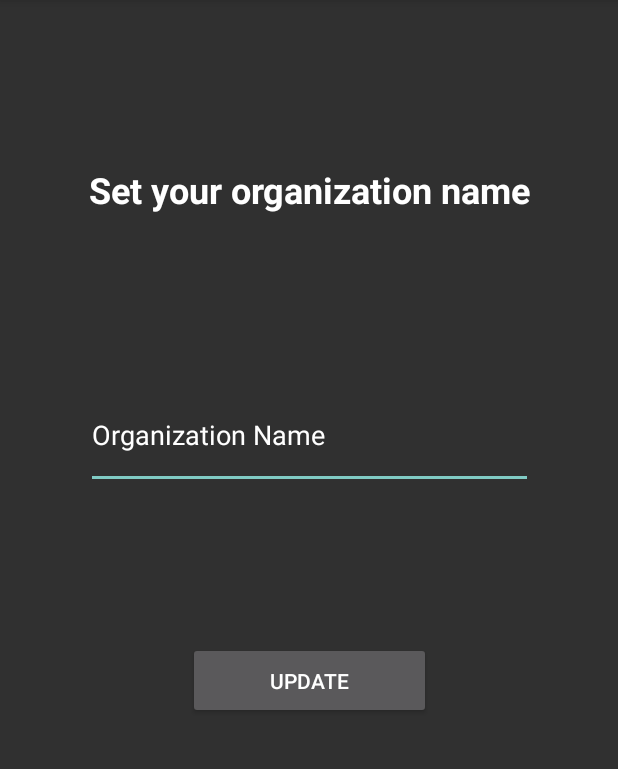
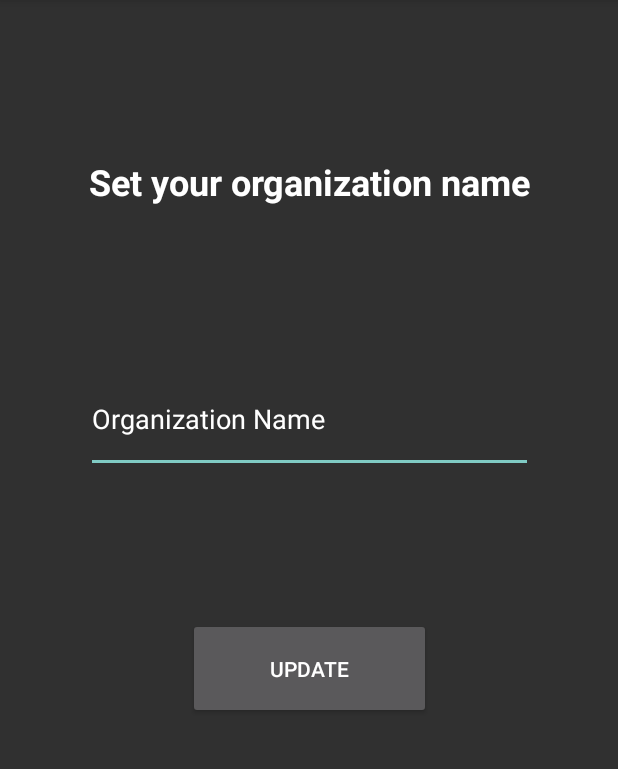
Before and after one commit to samueldegroot/EasyWaive, an Android app: the screen it shows after launch (ChangeOrgActivity), after a tap on "CHANGE ORG NAME", on a phone screen of 412 x 824 dp, the part 84-853 px from its top. Run offline under Robolectric (Android 15) with nearby library versions, the phone set to English and light mode, and no system bars.

Commit message:
Some button sizing, starting to add transparency for disabled buttons, changed edit texts to hints (except org)

```diff
--- a/app/src/main/java/com/myapp/easywaiver/MainActivity.java
+++ b/app/src/main/java/com/myapp/easywaiver/MainActivity.java
@@ -71,12 +71,16 @@ public class MainActivity extends Activity {
             public void onSigned() {
                 mSaveButton.setEnabled(true);
                 mClearButton.setEnabled(true);
+                mSaveButton.setAlpha(1);
+                mClearButton.setAlpha(1);
             }
 
             @Override
             public void onClear() {
                 mSaveButton.setEnabled(false);
                 mClearButton.setEnabled(false);
+                mSaveButton.setAlpha((float) 0.3);
+                mClearButton.setAlpha((float) 0.3);
             }
 
         });
--- a/app/src/main/res/layout/activity_change_org.xml
+++ b/app/src/main/res/layout/activity_change_org.xml
@@ -48,7 +48,7 @@
         android:ems="10"
         android:inputType="textPersonName"
         android:paddingVertical="24dp"
-        android:text="Name"
+        android:hint="Name"
         app:layout_constraintBottom_toTopOf="@id/org_button"
         app:layout_constraintEnd_toEndOf="parent"
         app:layout_constraintStart_toStartOf="parent"
@@ -60,7 +60,7 @@
         android:layout_height="wrap_content"
         android:layout_weight="1"
         android:enabled="true"
-        android:paddingVertical="16dp"
+        android:paddingVertical="24dp"
         android:text="@string/org"
         app:layout_constraintBottom_toTopOf="@id/guideline5"
         app:layout_constraintEnd_toEndOf="parent"
--- a/app/src/main/res/layout/activity_release_form.xml
+++ b/app/src/main/res/layout/activity_release_form.xml
@@ -69,6 +69,7 @@
         android:layout_marginEnd="100dp"
         android:layout_marginBottom="16dp"
         android:enabled="true"
+        android:paddingVertical="24dp"
         android:text="@string/agree"
         app:layout_constraintBottom_toBottomOf="parent"
         app:layout_constraintEnd_toEndOf="parent"
```
Also changed, not shown: app/src/main/res/layout/activity_home.xml (+4 -8 lines), app/src/main/res/layout/activity_main.xml (+6 -2 lines).
